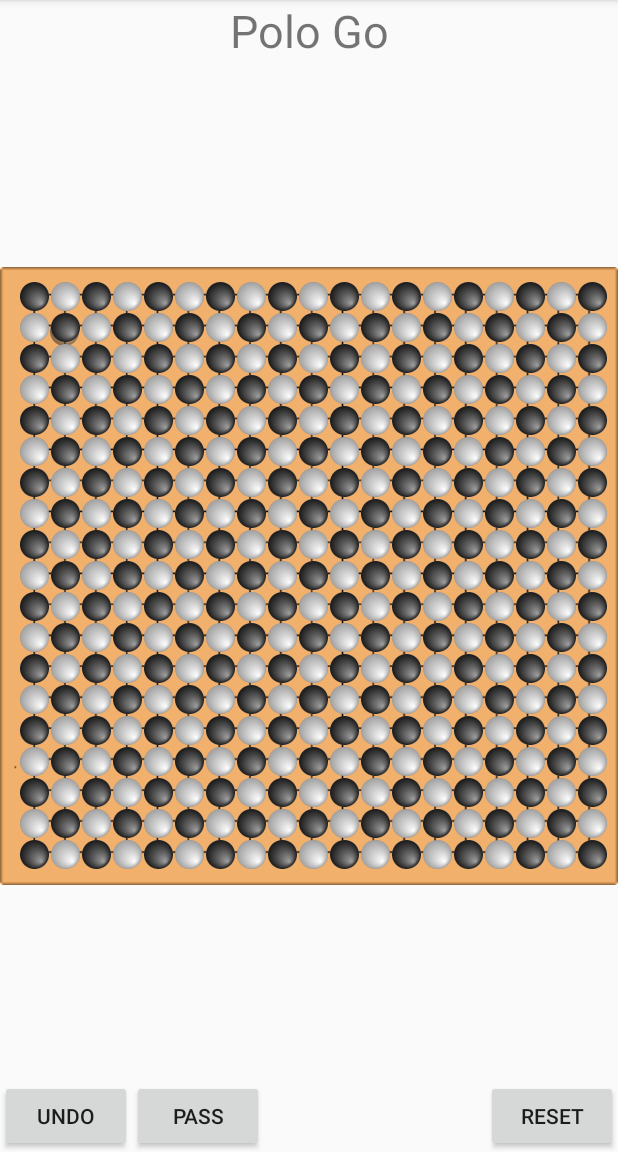
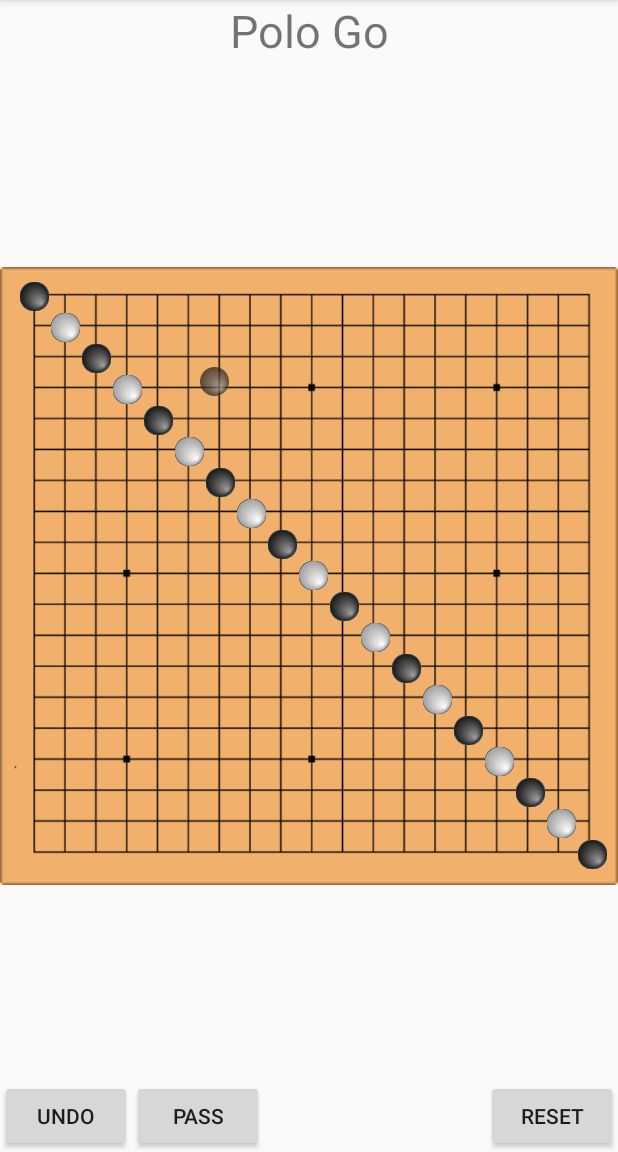
Before and after one commit to polo-language/go-android, an Android app: the screen it shows after launch (BoardActivity), after a tap on "GO!", on a phone screen of 412 x 824 dp, the part 84-1236 px from its top. Run offline under Robolectric (Android 15) with nearby library versions, the phone set to English and light mode, and no system bars; 2 other taps on this screen came first.

Commit message:
Cursor stone click testing.

```diff
--- a/app/src/main/java/com/example/pololanguage/gotest/BoardFragment.java
+++ b/app/src/main/java/com/example/pololanguage/gotest/BoardFragment.java
@@ -6,10 +6,12 @@
 import android.util.DisplayMetrics;
 import android.util.Log;
 import android.view.LayoutInflater;
+import android.view.MotionEvent;
 import android.view.View;
 import android.view.ViewGroup;
 import android.widget.RelativeLayout;
 import java.util.ArrayList;
+import java.util.HashMap;
 
 public class BoardFragment extends Fragment {
   private int boardSize;
@@ -21,11 +23,10 @@
   private int boardImage;
   private int[] xCoords;
   private int[] yCoords;
-  private ArrayList<Stone> stoneArray;
+  private ArrayList<Coordinate> moveOrder;
+  private HashMap<Coordinate, Stone> stoneMap;
   private Stone cursor;
   private RelativeLayout container;
-  // DELETE: private static final int STONE_BLACK = R.drawable.stone_black_55x55;
-  //         private static final int STONE_WHITE = R.drawable.stone_white_55x55;
 
   private static final float NINE_MARGINMODIFIER = (float)10/615;
   private static final float NINE_STONEMODIFIER = (float)65/615;
@@ -101,18 +102,19 @@
     boardContainer.setBackgroundResource(boardImage);
     container = (RelativeLayout)getActivity().findViewById(R.id.board_rel_layout);
 
-    cursor = new Stone(50, 50, StoneColor.BLACK);
-    cursor.setAlpha((float)0.5);
-
     for(int i = 0; i < boardSize; ++i) {
       for(int j = 0; j < boardSize; ++j) {
         StoneColor color = ((boardSize*i + j) % 2 == 0)? StoneColor.BLACK : StoneColor.WHITE;
         // TEST: fill board with stones
-        new Stone(marginLeft + i*(PADDING + stoneWidth),
-                  marginTop + j*(PADDING + stoneWidth),
-                  color);
+        new Stone(xCoords[i], yCoords[i], color);
       }
     }
+
+    cursor = new Stone(200, 100, StoneColor.BLACK);
+    cursor.setAlpha(0.7f);
+    CursorListener cursorListener = new CursorListener();
+    cursor.setOnTouchListener(cursorListener);
+    cursor.setOnLongClickListener(cursorListener);
   }
 
   enum StoneColor {
@@ -122,17 +124,73 @@
     int resource;
     StoneColor(int resource) { this.resource = resource; }
     int getResource() { return resource; }
+    StoneColor getOther() {
+      if (this == BLACK) return WHITE;
+      else return BLACK;
+    }
+  }
+
+  private class Coordinate {
+    int x;
+    int y;
   }
 
   private class Stone extends View {
+    int x;
+    int y;
+    StoneColor color;
+
     Stone(int x, int y, StoneColor color) {
       super(BoardFragment.this.getActivity());
       RelativeLayout.LayoutParams layout = new RelativeLayout.LayoutParams(stoneWidth, stoneWidth);
+      this.x = x;
+      this.y = y;
+      this.color = color;
       layout.leftMargin = x;
       layout.topMargin = y;
       setLayoutParams(layout);
       setBackgroundResource(color.getResource());
       container.addView(this);
     }
+
+    void toggleColor() {
+      color = color.getOther();
+      setBackgroundResource(color.getResource());
+    }
+  }
+
+  private class CursorListener implements View.OnTouchListener, View.OnLongClickListener {
+    private int xDelta;
+    private int yDelta;
+
+    @Override
+    public boolean onTouch(View view, MotionEvent event) {
+      final int X = (int) event.getRawX();
+      final int Y = (int) event.getRawY();
+      switch (event.getActionMasked()) {
+        case MotionEvent.ACTION_DOWN:
+          RelativeLayout.LayoutParams lParams =
+                  (RelativeLayout.LayoutParams) view.getLayoutParams();
+          xDelta = X - lParams.leftMargin;
+          yDelta = Y - lParams.topMargin;
+          break;
+        case MotionEvent.ACTION_MOVE:
+          RelativeLayout.LayoutParams layoutParams =
+                  (RelativeLayout.LayoutParams) view.getLayoutParams();
+          layoutParams.leftMargin = X - xDelta;
+          layoutParams.topMargin = Y - yDelta;
+          layoutParams.rightMargin = -250;
+          layoutParams.bottomMargin = -250;
+          view.setLayoutParams(layoutParams);
+          break;
+      }
+      return false;
+    }
+
+    @Override
+    public boolean onLongClick(View view) {
+      ((Stone) view).toggleColor();
+      return true;
+    }
   }
 }
```
Also changed, not shown: 1 other file.
